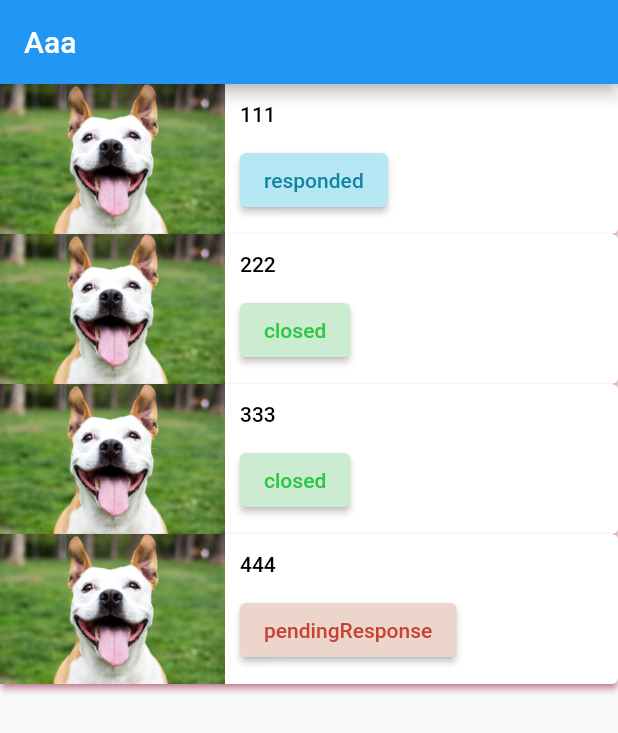
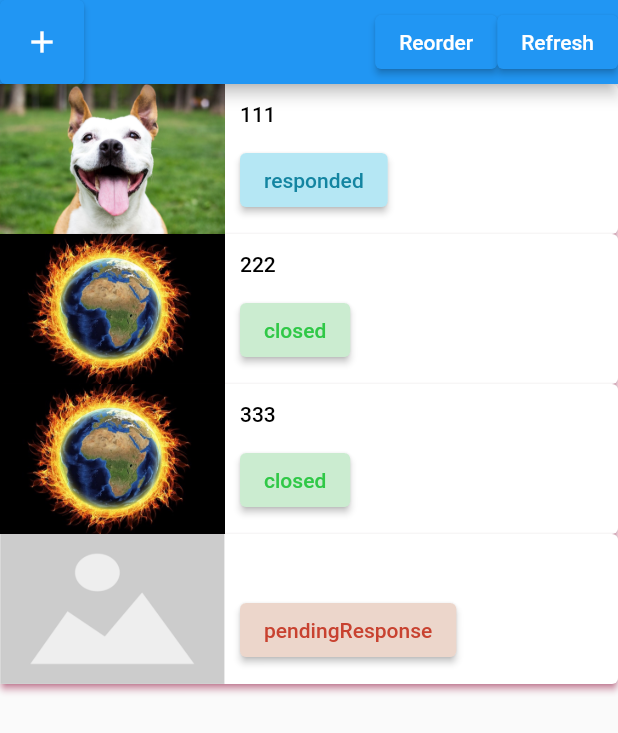
Before and after one commit to ssuntro/NewsApp_flutter_2022, a Flutter app: the screen it shows after launch, on a phone screen of 412 x 824 dp. Shown: the top 733 px of the screen. Run offline on Flutter 3.47's test engine with Material 2 defaults, Android fonts, the phone set to English and light mode, and no system bars; our stand-ins replace lottie.

Commit message:
[AC-3] layout main_news_page.appbar & transform model to List of News obj

```diff
--- /dev/null
+++ b/lib/DM/news.dart
@@ -0,0 +1,11 @@
+import 'package:flutter/material.dart';
+import 'package:news_app/DM/news_category.dart';
+import 'package:news_app/DM/news_status.dart';
+
+class News {
+  final String title; //let, val == final
+  final NewsStatus status;
+  final NewsCategory category;
+
+  News({@required this.title, @required this.status, @required this.category});
+}
--- /dev/null
+++ b/lib/DM/news_category.dart
@@ -0,0 +1,29 @@
+enum NewsCategory { animal, finance, globalWarming }
+
+extension NewsCategoryExtension on NewsCategory {
+  String get imagepath {
+    switch (this) {
+      case NewsCategory.animal:
+        return 'assets/animal.jpeg';
+      case NewsCategory.finance:
+        return "assets/finance.jpeg";
+      case NewsCategory.globalWarming:
+        return "assets/global_warming.jpeg";
+      default:
+        return null;
+    }
+  }
+
+//   String get rawValue {
+//     switch (this) {
+//       case NewsStatus.closed:
+//         return "closed";
+//       case NewsStatus.responded:
+//         return "responded";
+//       case NewsStatus.pendingResponse:
+//         return "pending response";
+//       default:
+//         return null;
+//     }
+//   }
+}
--- a/lib/main_news_page.dart
+++ b/lib/main_news_page.dart
@@ -1,6 +1,8 @@
 import 'package:flutter/material.dart';
 import 'package:lottie/lottie.dart';
-import 'package:news_app/news_status.dart';
+import 'package:news_app/DM/news.dart';
+import 'package:news_app/DM/news_category.dart';
+import 'package:news_app/DM/news_status.dart';
 import 'package:news_app/news_status_widget.dart';
 
 class MainNewsPage extends StatelessWidget {
@@ -9,14 +11,19 @@ class MainNewsPage extends StatelessWidget {
   MainNewsPage() {}
 
   final model = [
-    {"title": "111", "status": NewsStatus.responded, "category": "animal"},
-    {"title": "222", "status": NewsStatus.closed, "category": "globalWarming"},
-    {"title": "333", "status": NewsStatus.closed, "category": "globalWarming"},
-    {
-      "title": "444",
-      "status": NewsStatus.pendingResponse,
-      "category": "finance"
-    }
+    News(
+        title: "111",
+        status: NewsStatus.responded,
+        category: NewsCategory.animal),
+    News(
+        title: "222",
+        status: NewsStatus.closed,
+        category: NewsCategory.globalWarming),
+    News(
+        title: "333",
+        status: NewsStatus.closed,
+        category: NewsCategory.globalWarming),
+    News(title: null, status: NewsStatus.pendingResponse, category: null)
   ];
 
   @override
@@ -24,10 +31,22 @@ class MainNewsPage extends StatelessWidget {
     // return Container();
     return Scaffold(
         appBar: AppBar(
-          title: Text("Aaa"),
+          leading: ElevatedButton(
+            onPressed: () {},
+            child: Icon(Icons.add),
+          ),
+          // title: Text("Aaa"),
+          actions: [
+            Row(
+              children: [
+                ElevatedButton(onPressed: () {}, child: Text("Reorder")),
+                ElevatedButton(onPressed: () {}, child: Text("Refresh")),
+              ],
+            )
+          ],
         ),
         body: ListView.builder(
-            itemCount: 4,
+            itemCount: model.length,
             itemBuilder: (_, index) {
               return Container(
                   padding: EdgeInsets.all(0),
@@ -41,7 +60,8 @@ class MainNewsPage extends StatelessWidget {
                     onPressed: () {},
                     child: Row(
                       children: [
-                        Image.asset("assets/animal.jpeg"),
+                        Image.asset(model[index].category?.imagepath ??
+                            "assets/default.png"),
                         Container(
                           width: 10,
                         ),
@@ -51,17 +71,15 @@ class MainNewsPage extends StatelessWidget {
                           crossAxisAlignment: CrossAxisAlignment.start,
                           children: [
                             Text(
-                              (model[index]["title"] is String)
-                                  ? (model[index]["title"] as String)
-                                  : "",
+                              model[index].title ?? "",
                               maxLines: 1,
                               softWrap: false,
                               overflow: TextOverflow.ellipsis,
                             ),
-                            ((model[index]["status"] is NewsStatus)
+                            (model[index].status != null
                                 ? NewsStatusWidget(
-                                    model:
-                                        (model[index]["status"] as NewsStatus))
+                                    model: model[index].status,
+                                  )
                                 : Container())
                           ],
                         ))
--- a/lib/news_status_widget.dart
+++ b/lib/news_status_widget.dart
@@ -1,6 +1,6 @@
 import 'package:flutter/material.dart';
 
-import 'news_status.dart';
+import 'DM/news_status.dart';
 
 class NewsStatusWidget extends StatelessWidget {
   final NewsStatus model;
@@ -9,12 +9,14 @@ class NewsStatusWidget extends StatelessWidget {
 
   @override
   Widget build(BuildContext context) {
-    return ElevatedButton(
-        child: Text(model.rawValue),
-        onPressed: () {},
-        style: ElevatedButton.styleFrom(
-          primary: model.primaryColor,
-          onPrimary: model.onPrimaryColor,
-        ));
+    return IgnorePointer(
+      child: ElevatedButton(
+          child: Text(model.rawValue),
+          onPressed: () {},
+          style: ElevatedButton.styleFrom(
+            primary: model.primaryColor,
+            onPrimary: model.onPrimaryColor,
+          )),
+    );
   }
 }
```
Also changed, not shown: lib/DM/news_status.dart (renamed from lib/news_status.dart).
